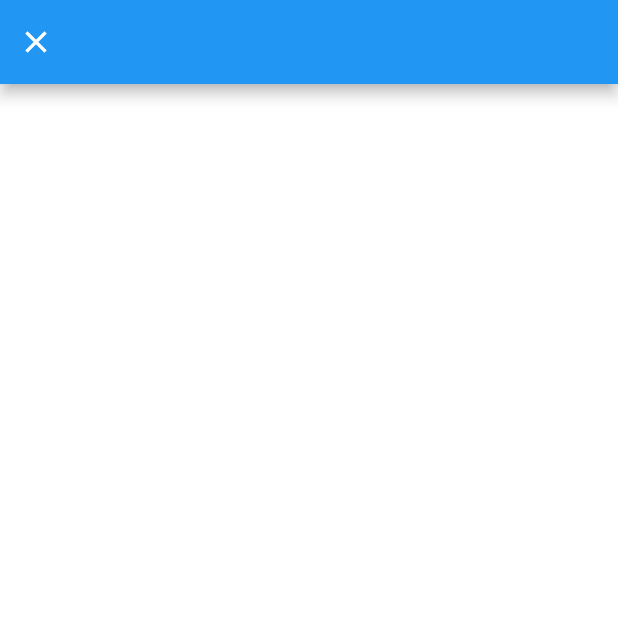
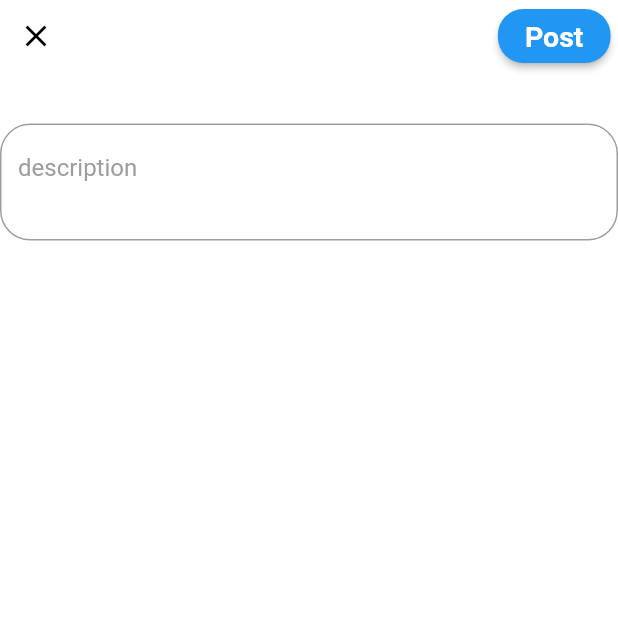
Before and after one commit to TweaXy/cross-platform, a Flutter app: the AddTweetView screen opened directly, on a phone screen of 412 x 824 dp, the top half of it. Run offline on Flutter 3.47's test engine with Material 2 defaults, Android fonts, the phone set to English and light mode, and no system bars; drawn by our look-alikes of oktoast; our stand-ins replace blur, cached_network_image, dio, dotted_border, dropdown_button2, flutter_bloc and 13 more; missing offline and left inert: datepicker_dropdown, icon_decoration, sign_button, tabbed_sliverlist, webview_flutter_plus.

Commit message:
[➕ FR] base for add tweet page

```diff
--- a/lib/components/HomePage/floating_action_button.dart
+++ b/lib/components/HomePage/floating_action_button.dart
@@ -1,5 +1,6 @@
 import 'package:flutter/material.dart';
 import 'package:flutter_speed_dial/flutter_speed_dial.dart';
+import 'package:tweaxy/constants.dart';
 import 'package:tweaxy/models/app_icons.dart';
 
 class FloatingButton extends StatelessWidget {
@@ -59,7 +60,7 @@ class FloatingButton extends StatelessWidget {
                 ),
               ),
               onTap: () {
-                //TODO :- Add Post Functionality
+                Navigator.pushNamed(context, kAddTweetScreen);
               },
             ),
             SpeedDialChild(
--- a/lib/constants.dart
+++ b/lib/constants.dart
@@ -20,6 +20,7 @@ const kWebStartScreen = 'web_start_screen';
 const kProfileScreen = 'profile_screen';
 const kEditProfileScreen = 'edit_profile_screen';
 const kHomeScreen = 'home_page';
+const kAddTweetScreen = 'add_tweet_screen';
 const kGreyHoveredColor = Color.fromARGB(50, 158, 158, 158);
 const baseURL = 'http://16.171.65.142:3000/api/v1/';
 const basePhotosURL = 'http://16.171.65.142:3000/';
--- a/lib/main.dart
+++ b/lib/main.dart
@@ -1,5 +1,6 @@
 import 'package:flutter/material.dart';
 import 'package:oktoast/oktoast.dart';
+import 'package:tweaxy/views/add_tweet/add_tweet_view.dart';
 import 'package:tweaxy/views/signup/mobile/authentication_view.dart';
 import 'package:tweaxy/views/profile/profile_screen.dart';
 import 'package:tweaxy/services/get_user_by_id.dart';
@@ -45,6 +46,7 @@ class TweaXy extends StatelessWidget {
           kHomeScreen: (context) => HomePage(),
           kProfileScreen: (context) => ProfileScreen(),
           kEditProfileScreen: (context) => EditProfileScreen(),
+          kAddTweetScreen: (context) => AddTweetView(),
         },
         initialRoute: kHomeScreen,
       ),
--- a/lib/views/add_tweet/add_tweet_view.dart
+++ b/lib/views/add_tweet/add_tweet_view.dart
@@ -6,15 +6,62 @@ class AddTweetView extends StatelessWidget {
   @override
   Widget build(BuildContext context) {
     return Scaffold(
-      appBar: AppBar(
-        leading: Row(children: [
-          IconButton(
-            icon: const Icon(Icons.close),
-            onPressed: () {
-              Navigator.pop(context);
-            },
+      body: Column(
+        children: [
+          SizedBox(
+            height: MediaQuery.of(context).size.height * 0.1,
+            child: Row(
+              mainAxisAlignment: MainAxisAlignment.spaceBetween,
+              crossAxisAlignment: CrossAxisAlignment.start,
+              children: [
+                IconButton(
+                  icon: const Icon(
+                    Icons.close,
+                    color: Colors.black,
+                  ),
+                  onPressed: () {
+                    Navigator.pop(context);
+                  },
+                ),
+                Padding(
+                  padding: const EdgeInsets.only(right: 5.0),
+                  child: ElevatedButton(
+                    onPressed: () async {},
+                    style: ElevatedButton.styleFrom(
+                      shape: RoundedRectangleBorder(
+                        borderRadius: BorderRadius.circular(17),
+                      ),
+                    ),
+                    child: const Padding(
+                      padding:
+                          EdgeInsets.symmetric(vertical: 1.0, horizontal: 2.0),
+                      child: Text(
+                        "Post",
+                        textAlign: TextAlign.center,
+                        style: TextStyle(
+                            color: Colors.white,
+                            fontWeight: FontWeight.w700,
+                            fontSize: 19),
+                      ),
+                    ),
+                  ),
+                ),
+              ],
+            ),
           ),
-        ]),
+          TextFormField(
+            minLines: 2,
+            maxLines: 5,
+            keyboardType: TextInputType.multiline,
+            decoration: InputDecoration(
+              hintText: 'description',
+              hintStyle: TextStyle(color: Colors.grey),
+              border: OutlineInputBorder(
+                borderRadius: BorderRadius.all(Radius.circular(20.0)),
+              ),
+            ),
+          ),
+        ],
       ),
     );
   }
```
